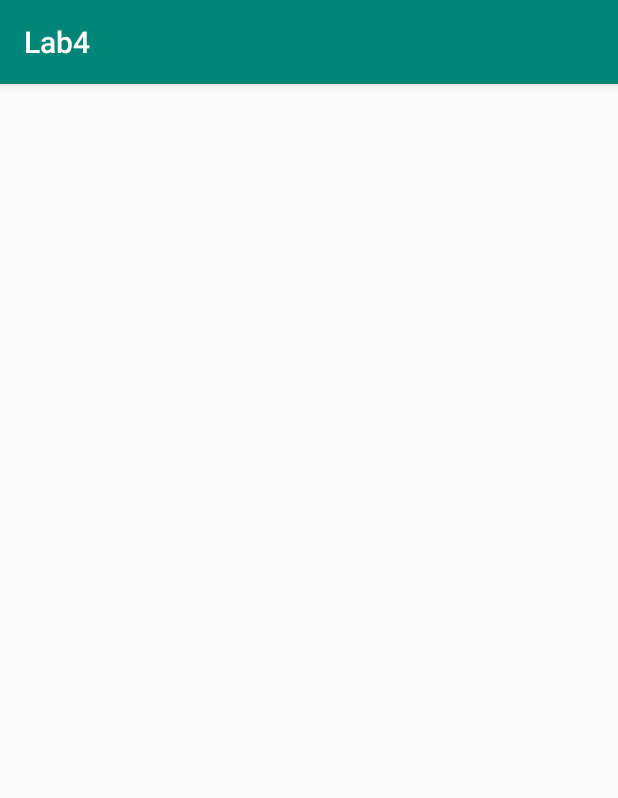
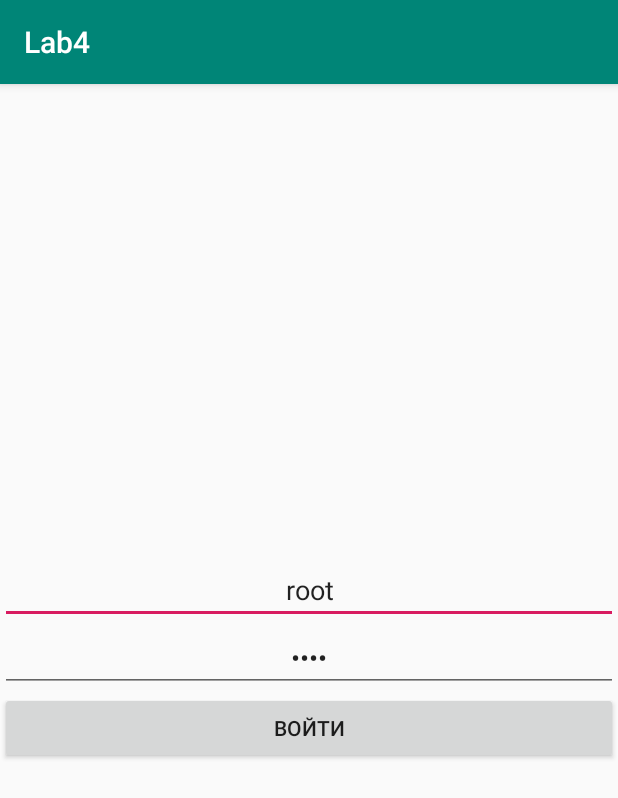
Before and after one commit to Whiner/lab4-2, an Android app: the screen it shows after launch (MainActivity), on a phone screen of 412 x 824 dp. Shown: the top 798 px of the screen. Run offline under Robolectric (Android 15) with nearby library versions, the phone set to English and light mode, and no system bars.

Commit message:
добавил по приколу активностей парочку ежжи

```diff
--- a/app/build.gradle
+++ b/app/build.gradle
@@ -4,7 +4,7 @@ android {
     compileSdkVersion 28
     defaultConfig {
         applicationId "org.donntu.android.lab4_2"
-        minSdkVersion 25
+        minSdkVersion 24
         targetSdkVersion 28
         versionCode 1
         versionName "1.0"
--- /dev/null
+++ b/app/src/main/java/org/donntu/android/lab4_2/LoginFragment.java
@@ -0,0 +1,46 @@
+package org.donntu.android.lab4_2;
+
+import android.os.Bundle;
+import android.support.annotation.NonNull;
+import android.support.annotation.Nullable;
+import android.support.v4.app.Fragment;
+import android.view.LayoutInflater;
+import android.view.View;
+import android.view.ViewGroup;
+import android.widget.Button;
+import android.widget.TextView;
+
+import androidx.navigation.Navigation;
+
+public class LoginFragment extends Fragment {
+    private static String LOGIN = "root";
+    private static String PASSWORD = "root";
+
+
+    @Override
+    public void onCreate(Bundle savedInstanceState) {
+        super.onCreate(savedInstanceState);
+    }
+
+    @Override
+    public View onCreateView(LayoutInflater inflater, ViewGroup container, Bundle savedInstanceState) {
+        return inflater.inflate(R.layout.login, container, false);
+    }
+
+    @Override
+    public void onViewCreated(@NonNull View view, @Nullable Bundle savedInstanceState) {
+        super.onCreate(savedInstanceState);
+        TextView login = view.findViewById(R.id.login);
+        TextView password = view.findViewById(R.id.password);
+        Button loginButton = view.findViewById(R.id.loginButton);
+        loginButton.setOnClickListener(v -> {
+            if(login.getText().toString().equals(LOGIN)) {
+                if(password.getText().toString().equals(PASSWORD)) {
+                    Navigation.findNavController(getActivity(), R.id.my_nav_host_fragment)
+                            .navigate(R.id.action_loginFragment_to_homeFragment);
+                }
+            }
+        });
+
+    }
+}
--- a/app/src/main/java/org/donntu/android/lab4_2/MainActivity.java
+++ b/app/src/main/java/org/donntu/android/lab4_2/MainActivity.java
@@ -1,13 +1,12 @@
 package org.donntu.android.lab4_2;
 
-import android.net.Uri;
 import android.os.Bundle;
 import android.support.annotation.NonNull;
 import android.support.design.widget.NavigationView;
 import android.support.v7.app.AppCompatActivity;
 import android.view.MenuItem;
 
-public class MainActivity extends AppCompatActivity implements NavigationView.OnNavigationItemSelectedListener {
+public class MainActivity extends AppCompatActivity{ //implements NavigationView.OnNavigationItemSelectedListener {
 
     @Override
     protected void onCreate(Bundle savedInstanceState) {
@@ -15,10 +14,8 @@ public class MainActivity extends AppCompatActivity implements NavigationView.On
         setContentView(R.layout.main);
     }
 
-    @Override
-    public boolean onNavigationItemSelected(@NonNull MenuItem item) {
-        return false;
-    }
-
-
+//    @Override
+//    public boolean onNavigationItemSelected(@NonNull MenuItem item) {
+//        return false;
+//    }
 }
--- a/app/src/main/java/org/donntu/android/lab4_2/service/WordService.java
+++ b/app/src/main/java/org/donntu/android/lab4_2/service/WordService.java
@@ -31,7 +31,7 @@ public class WordService {
     private Map<TextView, Word> answersVersions = new HashMap<>();
     private TextView rightAnswer;
 
-    Random random = new Random();
+    private Random random = new Random();
 
     private TextView mainView;
 
--- a/app/src/main/res/layout/add.xml
+++ b/app/src/main/res/layout/add.xml
@@ -1,4 +1,5 @@
 <?xml version="1.0" encoding="utf-8"?>
+
 <LinearLayout xmlns:android="http://schemas.android.com/apk/res/android"
     android:layout_width="match_parent"
     android:layout_height="match_parent"
--- /dev/null
+++ b/app/src/main/res/layout/login.xml
@@ -0,0 +1,36 @@
+<?xml version="1.0" encoding="utf-8"?>
+
+<LinearLayout xmlns:android="http://schemas.android.com/apk/res/android"
+    android:layout_width="match_parent"
+    android:layout_height="match_parent"
+    xmlns:tools="http://schemas.android.com/tools"
+    android:gravity="center"
+    android:orientation="vertical"
+    tools:context=".LoginFragment">
+
+    <EditText
+        android:id="@+id/login"
+        android:layout_width="match_parent"
+        android:layout_height="wrap_content"
+        android:ems="10"
+        android:hint="Login"
+        android:inputType="textPersonName"
+        android:text="root"
+        android:textAlignment="center" />
+
+    <EditText
+        android:id="@+id/password"
+        android:layout_width="match_parent"
+        android:layout_height="wrap_content"
+        android:ems="10"
+        android:hint="Password"
+        android:inputType="textPassword"
+        android:text="root"
+        android:textAlignment="center" />
+
+    <Button
+        android:id="@+id/loginButton"
+        android:layout_width="match_parent"
+        android:layout_height="wrap_content"
+        android:text="Войти" />
+</LinearLayout>
--- a/app/src/main/res/layout/main.xml
+++ b/app/src/main/res/layout/main.xml
@@ -1,6 +1,5 @@
 <?xml version="1.0" encoding="utf-8"?>
-<LinearLayout
-    xmlns:android="http://schemas.android.com/apk/res/android"
+<LinearLayout xmlns:android="http://schemas.android.com/apk/res/android"
     xmlns:app="http://schemas.android.com/apk/res-auto"
     xmlns:tools="http://schemas.android.com/tools"
     android:layout_width="match_parent"
@@ -10,8 +9,8 @@
     <fragment
         android:id="@+id/my_nav_host_fragment"
         android:name="androidx.navigation.fragment.NavHostFragment"
-        android:layout_width="0dp"
-        android:layout_height="0dp"
+        android:layout_width="match_parent"
+        android:layout_height="match_parent"
         android:layout_weight="1"
         app:defaultNavHost="true"
         app:layout_constraintBottom_toBottomOf="parent"
--- a/app/src/main/res/menu/main.xml
+++ b/app/src/main/res/menu/main.xml
@@ -2,14 +2,11 @@
 <menu xmlns:android="http://schemas.android.com/apk/res/android">
     <item
         android:id="@+id/first"
-        android:title="@string/importWords"
-        android:onClick="importWords" />
+        android:title="@string/importWords" />
     <item
         android:id="@+id/second"
-        android:title="@string/exportWords"
-        android:onClick="exportWords" />
+        android:title="@string/exportWords" />
     <item
         android:id="@+id/third"
-        android:title="@string/refreshArchive"
-        android:onClick="refreshArchive" />
+        android:title="@string/refreshArchive" />
 </menu>
--- a/app/src/main/res/navigation/navigation.xml
+++ b/app/src/main/res/navigation/navigation.xml
@@ -3,7 +3,7 @@
     xmlns:app="http://schemas.android.com/apk/res-auto"
     xmlns:tools="http://schemas.android.com/tools"
     android:id="@+id/navigation"
-    app:startDestination="@id/homeFragment">
+    app:startDestination="@id/loginFragment">
 
     <fragment
         android:id="@+id/addFragment"
@@ -22,6 +22,10 @@
         <action
             android:id="@+id/action_gameFragment_to_homeFragment"
             app:destination="@id/homeFragment" />
+        <argument
+            android:name="type"
+            app:argType="org.donntu.android.lab4_2.dto.TranslationType"
+            android:defaultValue="RUS_TO_ENG" />
     </fragment>
     <fragment
         android:id="@+id/homeFragment"
@@ -34,5 +38,26 @@
         <action
             android:id="@+id/action_homeFragment_to_gameFragment"
             app:destination="@id/gameFragment" />
+        <action
+            android:id="@+id/action_homeFragment_to_wordListFragment"
+            app:destination="@id/listFragment" />
+    </fragment>
+    <fragment
+        android:id="@+id/loginFragment"
+        android:name="org.donntu.android.lab4_2.LoginFragment"
+        android:label="login"
+        tools:layout="@layout/login" >
+        <action
+            android:id="@+id/action_loginFragment_to_homeFragment"
+            app:destination="@id/homeFragment" />
+    </fragment>
+    <fragment
+        android:id="@+id/listFragment"
+        android:name="org.donntu.android.lab4_2.WordListFragment"
+        android:label="words_list"
+        tools:layout="@layout/words_list" >
+        <action
+            android:id="@+id/action_wordListFragment_to_homeFragment"
+            app:destination="@id/homeFragment" />
     </fragment>
 </navigation>
```
Also changed, not shown: app/src/main/java/org/donntu/android/lab4_2/GameFragment.java (+37 -22 lines), app/src/main/java/org/donntu/android/lab4_2/HomeFragment.java (+47 -23 lines), app/src/main/java/org/donntu/android/lab4_2/WordListFragment.java (added, +57 -0 lines), app/src/main/java/org/donntu/android/lab4_2/dto/Word.java (+8 -1 lines), app/src/main/res/layout/home.xml (+8 -0 lines), app/src/main/res/layout/words_list.xml (added, +12 -0 lines).
